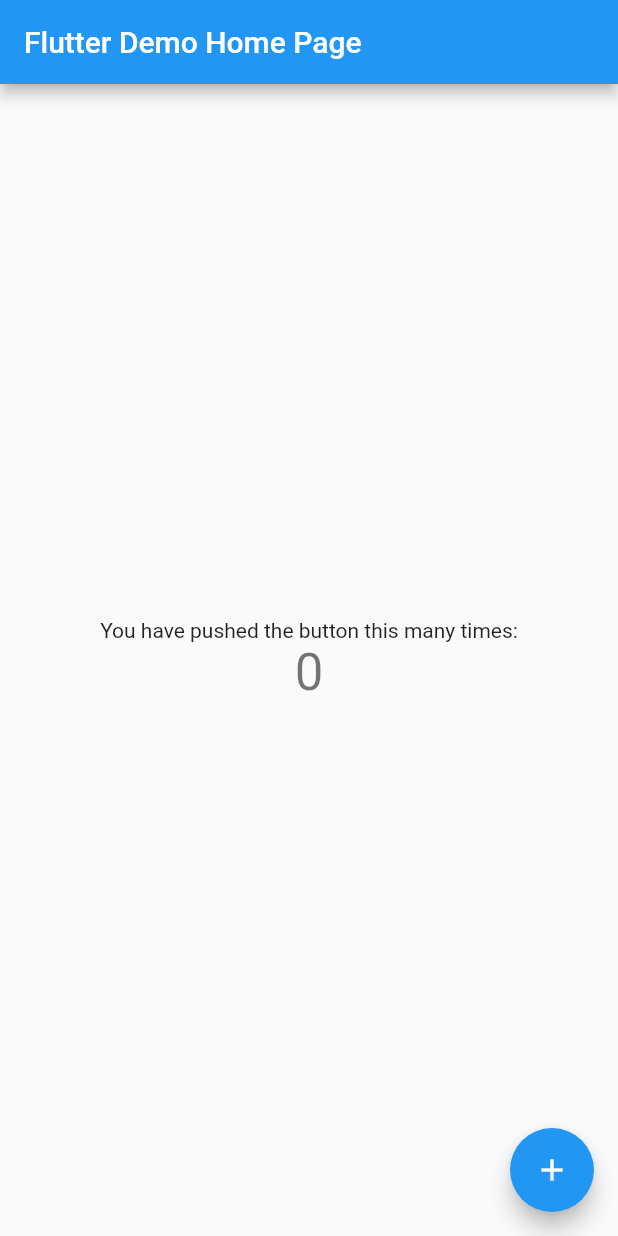
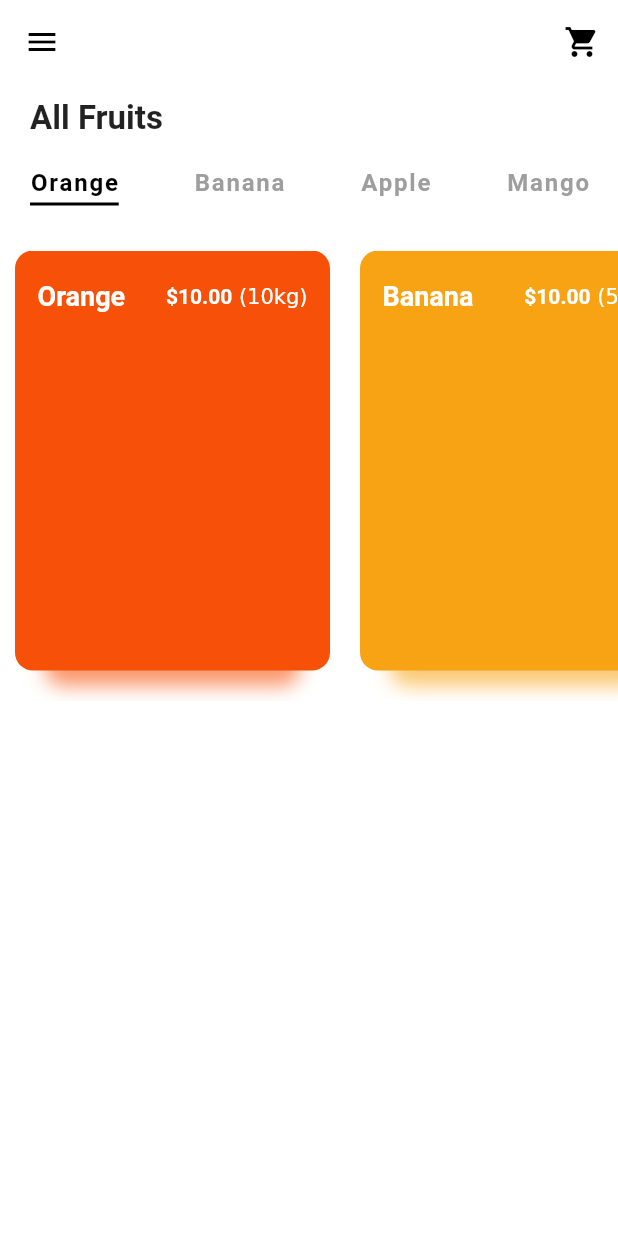
Before and after one commit to Monarene/fruit-app-ui, a Flutter app: the screen it shows after launch, on a phone screen of 412 x 824 dp. Run offline on Flutter 3.47's test engine with Material 2 defaults, Android fonts, the phone set to English and light mode, and no system bars.

Commit message:
added new categories

```diff
--- a/lib/main.dart
+++ b/lib/main.dart
@@ -1,4 +1,5 @@
 import 'package:flutter/material.dart';
+import 'package:fruit_app_ui/screen/screens.dart';
 
 void main() {
   runApp(MyApp());
@@ -20,94 +21,19 @@ class MyApp extends StatelessWidget {
           // or simply save your changes to "hot reload" in a Flutter IDE).
           // Notice that the counter didn't reset back to zero; the application
           // is not restarted.
-        primarySwatch: Colors.blue,
+          primaryColor: Colors.white),
+      home: Scaffold(
+          appBar: AppBar(
+            leading: IconButton(
+              icon: Icon(Icons.menu),
+              onPressed: () {},
             ),
-      home: MyHomePage(title: 'Flutter Demo Home Page'),
+            elevation: 0,
+            actions: [
+              IconButton(icon: Icon(Icons.shopping_cart), onPressed: () {})
+            ],
+          ),
+          body: HomeScreen()),
     );
   }
 }
-
-class MyHomePage extends StatefulWidget {
-  MyHomePage({Key key, this.title}) : super(key: key);
-
-  // This widget is the home page of your application. It is stateful, meaning
-  // that it has a State object (defined below) that contains fields that affect
-  // how it looks.
-
-  // This class is the configuration for the state. It holds the values (in this
-  // case the title) provided by the parent (in this case the App widget) and
-  // used by the build method of the State. Fields in a Widget subclass are
-  // always marked "final".
-
-  final String title;
-
-  @override
-  _MyHomePageState createState() => _MyHomePageState();
-}
-
-class _MyHomePageState extends State<MyHomePage> {
-  int _counter = 0;
-
-  void _incrementCounter() {
-    setState(() {
-      // This call to setState tells the Flutter framework that something has
-      // changed in this State, which causes it to rerun the build method below
-      // so that the display can reflect the updated values. If we changed
-      // _counter without calling setState(), then the build method would not be
-      // called again, and so nothing would appear to happen.
-      _counter++;
-    });
-  }
-
-  @override
-  Widget build(BuildContext context) {
-    // This method is rerun every time setState is called, for instance as done
-    // by the _incrementCounter method above.
-    //
-    // The Flutter framework has been optimized to make rerunning build methods
-    // fast, so that you can just rebuild anything that needs updating rather
-    // than having to individually change instances of widgets.
-    return Scaffold(
-      appBar: AppBar(
-        // Here we take the value from the MyHomePage object that was created by
-        // the App.build method, and use it to set our appbar title.
-        title: Text(widget.title),
-      ),
-      body: Center(
-        // Center is a layout widget. It takes a single child and positions it
-        // in the middle of the parent.
-        child: Column(
-          // Column is also a layout widget. It takes a list of children and
-          // arranges them vertically. By default, it sizes itself to fit its
-          // children horizontally, and tries to be as tall as its parent.
-          //
-          // Invoke "debug painting" (press "p" in the console, choose the
-          // "Toggle Debug Paint" action from the Flutter Inspector in Android
-          // Studio, or the "Toggle Debug Paint" command in Visual Studio Code)
-          // to see the wireframe for each widget.
-          //
-          // Column has various properties to control how it sizes itself and
-          // how it positions its children. Here we use mainAxisAlignment to
-          // center the children vertically; the main axis here is the vertical
-          // axis because Columns are vertical (the cross axis would be
-          // horizontal).
-          mainAxisAlignment: MainAxisAlignment.center,
-          children: <Widget>[
-            Text(
-              'You have pushed the button this many times:',
-            ),
-            Text(
-              '$_counter',
-              style: Theme.of(context).textTheme.headline4,
-            ),
-          ],
-        ),
-      ),
-      floatingActionButton: FloatingActionButton(
-        onPressed: _incrementCounter,
-        tooltip: 'Increment',
-        child: Icon(Icons.add),
-      ), // This trailing comma makes auto-formatting nicer for build methods.
-    );
-  }
-}
--- /dev/null
+++ b/lib/model/list_item.dart
@@ -0,0 +1,47 @@
+class ListItem {
+  String name;
+  String image;
+  String price;
+  String kg;
+  String color;
+  String description;
+  String longDescription;
+
+  ListItem(this.name, this.image, this.price, this.kg, this.color,
+      this.description, this.longDescription);
+}
+
+List<ListItem> listItems = [
+  ListItem(
+      "Orange",
+      "orange.png",
+      "\$10",
+      "10kg",
+      "0XFFF75109",
+      "Lorem Ipsum is simply dummy text of the printing and typesetting industry. Lorem Ipsum has been the industry's ",
+      "Lorem ipsum dolor sit amet, consectetur adipiscing elit, sed do eiusmod tempor incididunt ut labore et dolore magna aliqua. Ut enim ad minim veniam, quis nostrud exercitation ullamco laboris nisi ut aliquip ex ea commodo consequat. Duis aute irure dolor in reprehenderit in voluptate velit esse cillum dolore eu fugiat nulla pariatur. Excepteur sint occaecat cupidatat non proident, sunt in culpa qui officia deserunt mollit anim id est laborum"),
+  ListItem(
+      "Banana",
+      "banana.png",
+      "\$10",
+      "5kg",
+      "0XFFF7A314",
+      "Lorem Ipsum is simply dummy text of the printing and typesetting industry. Lorem Ipsum has been the industry's ",
+      "Lorem ipsum dolor sit amet, consectetur adipiscing elit, sed do eiusmod tempor incididunt ut labore et dolore magna aliqua. Ut enim ad minim veniam, quis nostrud exercitation ullamco laboris nisi ut aliquip ex ea commodo consequat. Duis aute irure dolor in reprehenderit in voluptate velit esse cillum dolore eu fugiat nulla pariatur. Excepteur sint occaecat cupidatat non proident, sunt in culpa qui officia deserunt mollit anim id est laborum"),
+  ListItem(
+      "Apple",
+      "apple.png",
+      "\$10",
+      "7kg",
+      "0XFFDB3503",
+      "Lorem Ipsum is simply dummy text of the printing and typesetting industry. Lorem Ipsum has been the industry's ",
+      "Lorem ipsum dolor sit amet, consectetur adipiscing elit, sed do eiusmod tempor incididunt ut labore et dolore magna aliqua. Ut enim ad minim veniam, quis nostrud exercitation ullamco laboris nisi ut aliquip ex ea commodo consequat. Duis aute irure dolor in reprehenderit in voluptate velit esse cillum dolore eu fugiat nulla pariatur. Excepteur sint occaecat cupidatat non proident, sunt in culpa qui officia deserunt mollit anim id est laborum"),
+  ListItem(
+      "Mango",
+      "mango.png",
+      "\$10",
+      "12kg",
+      "0XFF64941A",
+      "Lorem Ipsum is simply dummy text of the printing and typesetting industry. Lorem Ipsum has been the industry's ",
+      "Lorem ipsum dolor sit amet, consectetur adipiscing elit, sed do eiusmod tempor incididunt ut labore et dolore magna aliqua. Ut enim ad minim veniam, quis nostrud exercitation ullamco laboris nisi ut aliquip ex ea commodo consequat. Duis aute irure dolor in reprehenderit in voluptate velit esse cillum dolore eu fugiat nulla pariatur. Excepteur sint occaecat cupidatat non proident, sunt in culpa qui officia deserunt mollit anim id est laborum"),
+];
--- /dev/null
+++ b/lib/screen/home_screen.dart
@@ -0,0 +1,23 @@
+import 'package:flutter/material.dart';
+import 'package:fruit_app_ui/widgets/categories.dart';
+
+class HomeScreen extends StatelessWidget {
+  @override
+  Widget build(BuildContext context) {
+    return Container(
+      color: Colors.white,
+      child: ListView(
+        children: [
+          Padding(
+            padding: EdgeInsets.symmetric(horizontal: 20, vertical: 10),
+            child: Text(
+              "All Fruits",
+              style: TextStyle(fontSize: 22.0, fontWeight: FontWeight.bold),
+            ),
+          ),
+          Categories(),
+        ],
+      ),
+    );
+  }
+}
--- /dev/null
+++ b/lib/screen/screens.dart
@@ -0,0 +1 @@
+export 'home_screen.dart';
--- /dev/null
+++ b/lib/widgets/categories.dart
@@ -0,0 +1,150 @@
+import 'dart:async';
+
+import 'package:flutter/material.dart';
+import 'package:fruit_app_ui/model/list_item.dart';
+
+class Categories extends StatefulWidget {
+  @override
+  _CategoriesState createState() => _CategoriesState();
+}
+
+class _CategoriesState extends State<Categories> {
+  int _selectedIndex = 0;
+  ScrollController _controller = ScrollController();
+
+  @override
+  void initState() {
+    // TODO: implement initState
+    this._controller.addListener(() {
+      _selectCategoryIndex();
+    });
+    super.initState();
+  }
+
+  _selectCategoryIndex() {
+    Timer(Duration(milliseconds: 400), () {
+      double newIndex = _controller.offset / 210;
+      if (newIndex.round() != _selectedIndex) {
+        setState(() {
+          _selectedIndex = newIndex.round();
+        });
+      }
+    });
+  }
+
+  _scrollToItem(index) {
+    double position = index * 210;
+
+    _controller.animateTo(position,
+        duration: Duration(milliseconds: 400), curve: Curves.easeInOut);
+  }
+
+  @override
+  Widget build(BuildContext context) {
+    return Column(
+      children: [_listCategory(), _fruitShow()],
+    );
+  }
+
+  Widget _listCategory() {
+    return Container(
+        height: 45,
+        child: ListView.builder(
+          scrollDirection: Axis.horizontal,
+          itemCount: listItems.length,
+          itemBuilder: (BuildContext context, int index) {
+            return GestureDetector(
+              onTap: () {
+                setState(() {
+                  _selectedIndex = index;
+                });
+
+                _scrollToItem(_selectedIndex);
+              },
+              child: Padding(
+                padding: EdgeInsets.symmetric(horizontal: 20, vertical: 10),
+                child: Container(
+                  decoration: BoxDecoration(
+                      border: Border(
+                    bottom: BorderSide(
+                        color: Colors.black,
+                        width: 2.0,
+                        style: _selectedIndex == index
+                            ? BorderStyle.solid
+                            : BorderStyle.none),
+                  )),
+                  margin: EdgeInsets.only(right: 10.0),
+                  child: Text(
+                    listItems[index].name,
+                    style: TextStyle(
+                        color: _selectedIndex == index
+                            ? Colors.black
+                            : Colors.grey,
+                        fontSize: 16.0,
+                        letterSpacing: 1.2,
+                        fontWeight: FontWeight.bold),
+                  ),
+                ),
+              ),
+            );
+          },
+        ));
+  }
+
+  Widget _fruitShow() {
+    return Container(
+      height: 300,
+      margin: EdgeInsets.only(top: 20),
+      child: ListView.builder(
+        scrollDirection: Axis.horizontal,
+        itemCount: listItems.length,
+        controller: _controller,
+        itemBuilder: (BuildContext context, int index) {
+          return Container(
+            margin: EdgeInsets.only(left: 10, right: 10, bottom: 20),
+            width: 210,
+            decoration: BoxDecoration(
+              color: Color(int.parse(listItems[index].color)),
+              borderRadius: BorderRadius.circular(12.0),
+              boxShadow: [
+                BoxShadow(
+                    blurRadius: 10.0,
+                    offset: Offset(0, 30),
+                    color: Color(int.parse(listItems[index].color))
+                        .withOpacity(0.6),
+                    spreadRadius: -20)
+              ],
+            ),
+            child: Column(
+              children: [
+                Padding(
+                  padding: EdgeInsets.symmetric(horizontal: 15, vertical: 20),
+                  child: Row(
+                    mainAxisAlignment: MainAxisAlignment.spaceBetween,
+                    children: [
+                      Text(
+                        listItems[index].name,
+                        style: TextStyle(
+                            fontSize: 18.0,
+                            fontWeight: FontWeight.bold,
+                            color: Colors.white),
+                      ),
+                      RichText(
+                        text: TextSpan(children: <TextSpan>[
+                          TextSpan(
+                              text: listItems[index].price + ".00",
+                              style: TextStyle(fontWeight: FontWeight.bold)),
+                          TextSpan(text: " (" + listItems[index].kg + ")")
+                        ]),
+                      )
+                    ],
+                  ),
+                )
+              ],
+            ),
+          );
+        },
+      ),
+    );
+  }
+}
--- /dev/null
+++ b/lib/widgets/widgets.dart
@@ -0,0 +1 @@
+export 'categories.dart';
```
Lines whose indentation alone changed are shown as unchanged.
